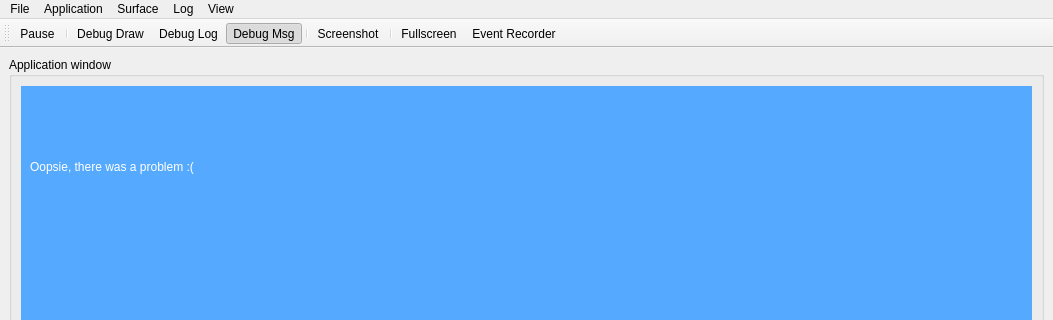
ensisoft/detonator, file editor/gui/playwindow.ui: the form before one commit; both pictures show x 0 to 1053 and y 0 to 320 of the 1053 by 1059 pixel window.
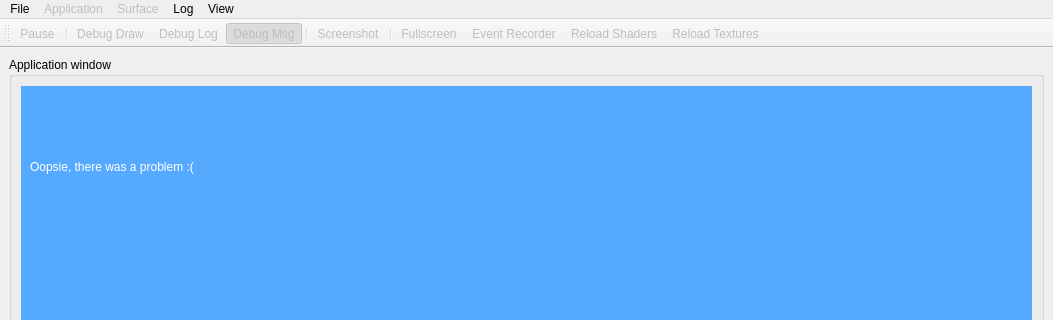
The form after the commit. Icons and pictures are not drawn.

Commit message:
Add mechanism to reload shaders and textures in PlayWindow
Add mechanism to reload shaders and textures in PlayWindow. This
maps to a resource deletion on the device object and thus forcing
the resources to be reloaded later when they're needed again.

What changed in the file:
```diff
--- a/editor/gui/playwindow.ui
+++ b/editor/gui/playwindow.ui
@@ -272,6 +272,9 @@
     <addaction name="actionClose"/>
    </widget>
    <widget class="QMenu" name="menuApplication">
+    <property name="enabled">
+     <bool>false</bool>
+    </property>
     <property name="title">
      <string>Application</string>
     </property>
@@ -305,6 +308,9 @@
     <addaction name="actionLogShowError"/>
    </widget>
    <widget class="QMenu" name="menuSurface">
+    <property name="enabled">
+     <bool>false</bool>
+    </property>
     <property name="title">
      <string>Surface</string>
     </property>
@@ -323,6 +329,9 @@
   </widget>
   <widget class="QStatusBar" name="statusbar"/>
   <widget class="QToolBar" name="toolBar">
+   <property name="enabled">
+    <bool>false</bool>
+   </property>
    <property name="windowTitle">
     <string>toolBar</string>
    </property>
@@ -345,6 +354,8 @@
    <addaction name="separator"/>
    <addaction name="actionFullscreen"/>
    <addaction name="actionEventLog"/>
+   <addaction name="actionReloadShaders"/>
+   <addaction name="actionReloadTextures"/>
   </widget>
   <widget class="QDockWidget" name="dockWidget">
    <property name="features">
@@ -418,6 +429,9 @@
    <property name="checkable">
     <bool>true</bool>
    </property>
+   <property name="enabled">
+    <bool>true</bool>
+   </property>
    <property name="icon">
     <iconset resource="../resource/resource.qrc">
      <normaloff>:/32x32_ico_png/pause.png</normaloff>:/32x32_ico_png/pause.png</iconset>
@@ -542,6 +556,9 @@
    <property name="checkable">
     <bool>true</bool>
    </property>
+   <property name="enabled">
+    <bool>true</bool>
+   </property>
    <property name="icon">
     <iconset resource="../resource/resource.qrc">
      <normaloff>:/32x32_ico_png/cog.png</normaloff>:/32x32_ico_png/cog.png</iconset>
@@ -557,6 +574,9 @@
    <property name="checkable">
     <bool>true</bool>
    </property>
+   <property name="enabled">
+    <bool>true</bool>
+   </property>
    <property name="icon">
     <iconset resource="../resource/resource.qrc">
      <normaloff>:/32x32_ico_png/cog.png</normaloff>:/32x32_ico_png/cog.png</iconset>
@@ -584,6 +604,9 @@
    </property>
   </action>
   <action name="actionScreenshot">
+   <property name="enabled">
+    <bool>true</bool>
+   </property>
    <property name="icon">
     <iconset resource="../resource/resource.qrc">
      <normaloff>:/32x32_ico_png/camera.png</normaloff>:/32x32_ico_png/camera.png</iconset>
@@ -602,6 +625,9 @@
    <property name="checked">
     <bool>true</bool>
    </property>
+   <property name="enabled">
+    <bool>true</bool>
+   </property>
    <property name="icon">
     <iconset resource="../resource/resource.qrc">
      <normaloff>:/32x32_ico_png/cog.png</normaloff>:/32x32_ico_png/cog.png</iconset>
@@ -635,6 +661,36 @@
     <string>1280x720</string>
    </property>
   </action>
+  <action name="actionReloadShaders">
+   <property name="enabled">
+    <bool>true</bool>
+   </property>
+   <property name="icon">
+    <iconset resource="../resource/resource.qrc">
+     <normaloff>:/16x16_ico_png/refresh.png</normaloff>:/16x16_ico_png/refresh.png</iconset>
+   </property>
+   <property name="text">
+    <string>Reload Shaders</string>
+   </property>
+   <property name="shortcut">
+    <string>Alt+Shift+S</string>
+   </property>
+  </action>
+  <action name="actionReloadTextures">
+   <property name="enabled">
+    <bool>true</bool>
+   </property>
+   <property name="icon">
+    <iconset resource="../resource/resource.qrc">
+     <normaloff>:/16x16_ico_png/refresh.png</normaloff>:/16x16_ico_png/refresh.png</iconset>
+   </property>
+   <property name="text">
+    <string>Reload Textures</string>
+   </property>
+   <property name="shortcut">
+    <string>Alt+Shift+T</string>
+   </property>
+  </action>
  </widget>
  <tabstops>
   <tabstop>wallTime</tabstop>
```
Left out of the diff: 3 changed lines with no effect on the pictures. The commit also changes 4 other files.
